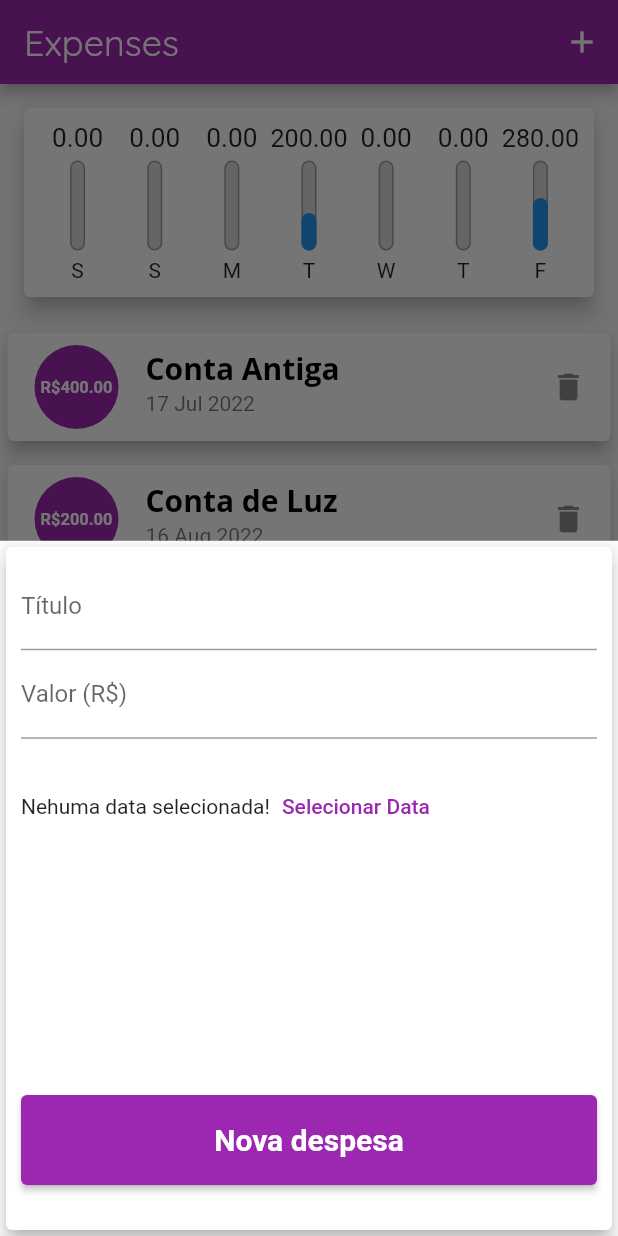
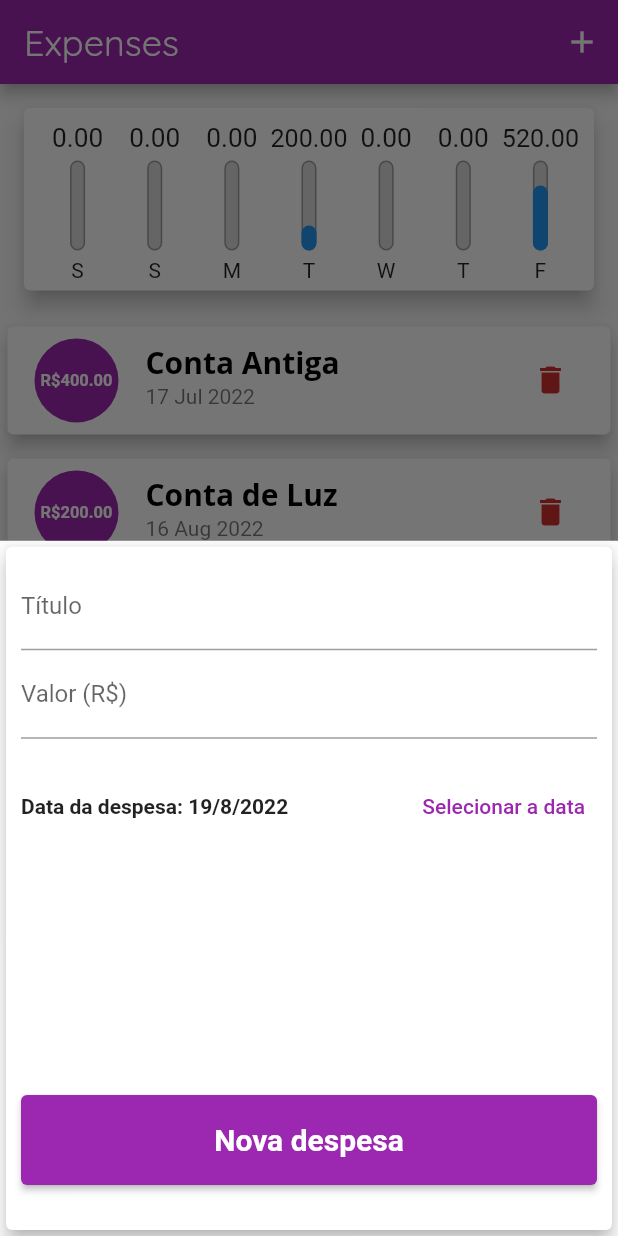
Before and after one commit to bycampilongo/expenses, a Flutter app: the screen it shows after launch, after a tap on the "add" icon, on a phone screen of 412 x 824 dp. Run offline on Flutter 3.47's test engine with Material 2 defaults, Android fonts, the phone set to English and light mode, and no system bars.

Commit message:
Finish Beta Version

```diff
--- a/lib/components/chart.dart
+++ b/lib/components/chart.dart
@@ -39,8 +39,8 @@ class Chart extends StatelessWidget {
 
   @override
   Widget build(BuildContext context) {
-    groupedTransactions;
-    return Card(
+    return Container(
+      child: Card(
         margin: EdgeInsets.all(16),
         elevation: 6,
         child: Padding(
@@ -54,13 +54,16 @@ class Chart extends StatelessWidget {
                     child: ChartBar(
                       label: e['day'].toString(),
                       value: e['value'],
-                    percentage: e['value'] / _weekTotalValue,
+                      percentage: _weekTotalValue == 0
+                          ? 0
+                          : e['value'] / _weekTotalValue,
                     ),
                   ),
                 )
                 .toList(),
           ),
         ),
+      ),
     );
   }
 }
--- a/lib/components/transaction_form.dart
+++ b/lib/components/transaction_form.dart
@@ -1,8 +1,9 @@
 import 'package:flutter/material.dart';
 import 'package:flutter/services.dart';
+import 'package:intl/intl.dart';
 
 class TransactionForm extends StatefulWidget {
-  final void Function(String, double) onSubmit;
+  final void Function(String, double, DateTime) onSubmit;
 
   TransactionForm(this.onSubmit);
 
@@ -11,17 +12,30 @@ class TransactionForm extends StatefulWidget {
 }
 
 class _TransactionFormState extends State<TransactionForm> {
-  final titleController = TextEditingController();
-
-  final valueController = TextEditingController();
+  final _titleController = TextEditingController();
+  final _valueController = TextEditingController();
+  DateTime _selectedDate = DateTime.now();
 
   _submit() {
-    final title = titleController.text;
-    final value = double.tryParse(valueController.text) ?? 0.0;
+    final title = _titleController.text;
+    final value = double.tryParse(_valueController.text) ?? 0.0;
     // validate
-    if (title.isEmpty || value <= 0) return;
+    if (title.isEmpty || value < 0) return;
     // submit
-    widget.onSubmit(title, value);
+    widget.onSubmit(title, value, _selectedDate);
+  }
+
+  _showDatePicker() {
+    showDatePicker(
+      context: context,
+      initialDate: DateTime.now(),
+      firstDate: DateTime(2020),
+      lastDate: DateTime.now(),
+    ).then((value) {
+      setState(() {
+        _selectedDate = (value as DateTime);
+      });
+    });
   }
 
   @override
@@ -32,24 +46,31 @@ class _TransactionFormState extends State<TransactionForm> {
         padding: const EdgeInsets.all(10),
         child: Column(children: [
           TextField(
-            decoration: InputDecoration(labelText: 'Título'),
-            controller: titleController,
+            decoration: const InputDecoration(labelText: 'Título'),
+            controller: _titleController,
             onSubmitted: (_) => _submit(),
           ),
           TextField(
-            decoration: InputDecoration(labelText: 'Valor (R\$)'),
-            controller: valueController,
-            keyboardType: TextInputType.numberWithOptions(decimal: true),
+            decoration: const InputDecoration(labelText: 'Valor (R\$)'),
+            controller: _valueController,
+            keyboardType: const TextInputType.numberWithOptions(decimal: true),
             onSubmitted: (_) => _submit(),
           ),
-          Container(
+          SizedBox(
             height: 90,
             child: Row(
               children: [
-                Text('Nehuma data selecionada!'),
+                Expanded(
+                  child: Text(
+                    'Data da despesa: ${DateFormat('d/M/y').format(_selectedDate)}',
+                    style: const TextStyle(fontWeight: FontWeight.bold),
+                  ),
+                ),
                 TextButton(
-                  onPressed: () {},
-                  child: const Text('Selecionar Data'),
+                  onPressed: _showDatePicker,
+                  child: const Text(
+                    'Selecionar a data',
+                  ),
                 )
               ],
             ),
--- a/lib/components/transaction_list.dart
+++ b/lib/components/transaction_list.dart
@@ -4,13 +4,14 @@ import 'package:intl/intl.dart';
 
 class TransactionList extends StatelessWidget {
   final List transactions;
+  final void Function(String) onRemove;
 
-  TransactionList({required this.transactions});
+  TransactionList({required this.transactions, required this.onRemove});
 
   @override
   Widget build(BuildContext context) {
-    return Container(
-      height: 600,
+    return SizedBox(
+      height: MediaQuery.of(context).size.height * 0.6,
       child: transactions.isEmpty
           ? Column(
               children: [
@@ -66,7 +67,36 @@ class TransactionList extends StatelessWidget {
                     subtitle: Text(
                       DateFormat('d MMM y').format(tr.date),
                     ),
-                    trailing: const Icon(Icons.delete),
+                    trailing: IconButton(
+                      onPressed: () {
+                        showDialog(
+                            context: context,
+                            builder: (BuildContext context) {
+                              return AlertDialog(
+                                title: const Text('Remover Despesa'),
+                                content: Text(
+                                    'Deseja remover a despesa ${tr.title}'),
+                                actions: [
+                                  TextButton(
+                                    onPressed: () {
+                                      Navigator.of(context).pop();
+                                    },
+                                    child: const Text('cancel'),
+                                  ),
+                                  TextButton(
+                                    onPressed: () {
+                                      onRemove(tr.id);
+                                      Navigator.of(context).pop();
+                                    },
+                                    child: const Text('Sim!'),
+                                  ),
+                                ],
+                              );
+                            });
+                      },
+                      icon: const Icon(Icons.delete),
+                      color: Theme.of(context).errorColor,
+                    ),
                   ),
                 );
               },
--- a/lib/main.dart
+++ b/lib/main.dart
@@ -5,9 +5,10 @@ import 'pages/my_home_page.dart';
 void main() => runApp(ExpensesApp());
 
 class ExpensesApp extends StatelessWidget {
-  final ThemeData theme = ThemeData();
   @override
   Widget build(BuildContext context) {
+    final ThemeData theme = ThemeData();
+
     return MaterialApp(
       home: MyHomePage(),
       theme: theme.copyWith(
--- a/lib/pages/my_home_page.dart
+++ b/lib/pages/my_home_page.dart
@@ -39,7 +39,25 @@ class _MyHomePageState extends State<MyHomePage> {
       date: DateTime.now(),
     ),
     Transaction(
-      id: 't6',
+      id: 't9',
+      title: 'Remédios',
+      value: 80.00,
+      date: DateTime.now(),
+    ),
+    Transaction(
+      id: 't10',
+      title: 'Remédios',
+      value: 80.00,
+      date: DateTime.now(),
+    ),
+    Transaction(
+      id: 't11',
+      title: 'Remédios',
+      value: 80.00,
+      date: DateTime.now(),
+    ),
+    Transaction(
+      id: 't12',
       title: 'Remédios',
       value: 80.00,
       date: DateTime.now(),
@@ -54,12 +72,12 @@ class _MyHomePageState extends State<MyHomePage> {
         .toList();
   }
 
-  _addTransaction(String title, double value) {
+  _addTransaction(String title, double value, DateTime date) {
     final newTransaction = Transaction(
       id: Random().nextDouble().toString(),
       title: title,
       value: value,
-      date: DateTime.now(),
+      date: date,
     );
 
     setState(() {
@@ -69,18 +87,24 @@ class _MyHomePageState extends State<MyHomePage> {
     Navigator.of(context).pop();
   }
 
+  _removeTransaction(String id) {
+    setState(() {
+      _transactions.removeWhere((element) => element.id == id);
+    });
+  }
+
   _openTransFormModal(BuildContext context) {
     showModalBottomSheet(
       context: context,
       builder: (_) {
         return TransactionForm(_addTransaction);
-        });
+      },
+    );
   }
 
   @override
   Widget build(BuildContext context) {
-    return Scaffold(
-      appBar: AppBar(
+    final appBar = AppBar(
       title: const Text('Expenses'),
       actions: [
         IconButton(
@@ -88,13 +112,28 @@ class _MyHomePageState extends State<MyHomePage> {
           onPressed: () => _openTransFormModal(context),
         )
       ],
-      ),
+    );
+    final avaibleHeight = MediaQuery.of(context).size.height -
+        appBar.preferredSize.height -
+        MediaQuery.of(context).padding.top;
+
+    return Scaffold(
+      appBar: appBar,
       body: SingleChildScrollView(
         child: Column(
           crossAxisAlignment: CrossAxisAlignment.stretch,
           children: [
-            Chart(_recentTransactions),
-            TransactionList(transactions: _transactions),
+            SizedBox(
+              height: avaibleHeight * 0.2,
+              child: Chart(_recentTransactions),
+            ),
+            SizedBox(
+              height: avaibleHeight * 0.7,
+              child: TransactionList(
+                transactions: _transactions,
+                onRemove: _removeTransaction,
+              ),
+            ),
           ],
         ),
       ),
```
Lines whose indentation alone changed are shown as unchanged.
